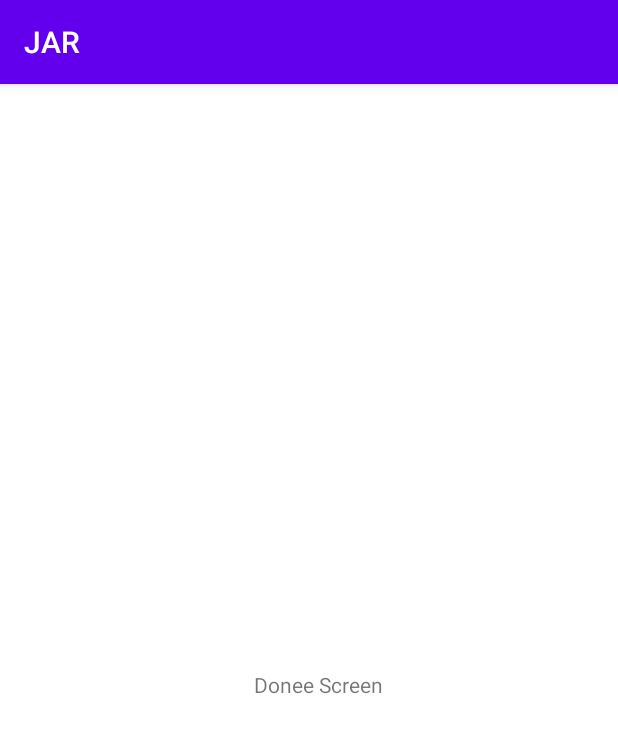
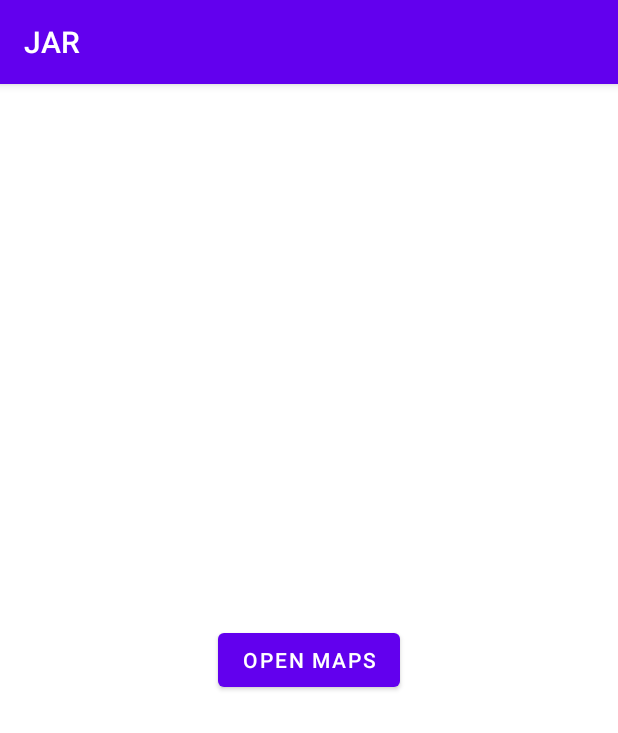
Before and after one commit to jeffrey-hu-53/JAR_Hacks, an Android app: the DoneeActivity screen opened directly, with no data from a screen before it, on a phone screen of 412 x 824 dp. Shown: the top 733 px of the screen. Run offline under Robolectric (Android 15) with nearby library versions, the phone set to English and light mode, and no system bars.

Commit message:
Donee Screen -Added a map button, when clicked it opens google maps and takes in stony brooks coordinates

```diff
--- a/app/build.gradle
+++ b/app/build.gradle
@@ -35,4 +35,7 @@ dependencies {
     testImplementation 'junit:junit:4.13.2'
     androidTestImplementation 'androidx.test.ext:junit:1.1.3'
     androidTestImplementation 'androidx.test.espresso:espresso-core:3.4.0'
+
+//    implementation 'com.google.android.gms:play-services-location:19.0.1'
+//    implementation 'com.google.android.gms:play-services-maps:18.0.2'
 }
--- a/app/src/main/java/com/example/jar_hacks/DoneeActivity.java
+++ b/app/src/main/java/com/example/jar_hacks/DoneeActivity.java
@@ -2,7 +2,12 @@ package com.example.jar_hacks;
 
 import androidx.appcompat.app.AppCompatActivity;
 
+import android.content.Intent;
+import android.net.Uri;
 import android.os.Bundle;
+import android.os.Handler;
+import android.view.View;
+import android.widget.Button;
 
 public class DoneeActivity extends AppCompatActivity {
 
@@ -10,5 +15,25 @@ public class DoneeActivity extends AppCompatActivity {
     protected void onCreate(Bundle savedInstanceState) {
         super.onCreate(savedInstanceState);
         setContentView(R.layout.donee_main);
+
+        Button doneeMapButt = (Button) findViewById(R.id.doneeMapButt);
+
+        //Coordinates so google maps knows where to zoom in
+        float lat = (float)40.9047962;
+        float lon = (float)-73.1327196;
+
+        doneeMapButt.setOnClickListener(new View.OnClickListener(){
+            public void onClick(View v){
+                new Handler().postDelayed(new Runnable() {
+                    @Override
+                    public void run() {
+                        Uri gmmIntentUri = Uri.parse("geo:" + lat + "," + lon + "?q=");
+                        Intent mapIntent = new Intent(Intent.ACTION_VIEW, gmmIntentUri);
+                        mapIntent.setPackage("com.google.android.apps.maps");
+                        startActivity(mapIntent);
+                    }
+                }, 1000);
+            }
+        });
     }
 }
--- a/app/src/main/res/layout/donator_main.xml
+++ b/app/src/main/res/layout/donator_main.xml
@@ -19,4 +19,5 @@
         app:layout_constraintEnd_toEndOf="parent"
         app:layout_constraintStart_toStartOf="parent"
         app:layout_constraintTop_toTopOf="parent" />
+
 </androidx.constraintlayout.widget.ConstraintLayout>
--- a/app/src/main/res/layout/donee_main.xml
+++ b/app/src/main/res/layout/donee_main.xml
@@ -6,18 +6,17 @@
     android:layout_height="match_parent"
     tools:context=".DoneeActivity">
 
-    <TextView
-        android:id="@+id/textView3"
+    <Button
+        android:id="@+id/doneeMapButt"
         android:layout_width="wrap_content"
         android:layout_height="wrap_content"
-        android:layout_marginStart="168dp"
-        android:layout_marginTop="354dp"
-        android:layout_marginEnd="156dp"
-        android:layout_marginBottom="358dp"
-        android:text="Donee Screen"
+        android:layout_marginStart="144dp"
+        android:layout_marginTop="341dp"
+        android:layout_marginEnd="144dp"
+        android:layout_marginBottom="342dp"
+        android:text="Open Maps"
         app:layout_constraintBottom_toBottomOf="parent"
         app:layout_constraintEnd_toEndOf="parent"
         app:layout_constraintStart_toStartOf="parent"
-        app:layout_constraintTop_toTopOf="parent"
-        app:layout_constraintVertical_bias="1.0" />
+        app:layout_constraintTop_toTopOf="parent" />
 </androidx.constraintlayout.widget.ConstraintLayout>
```
